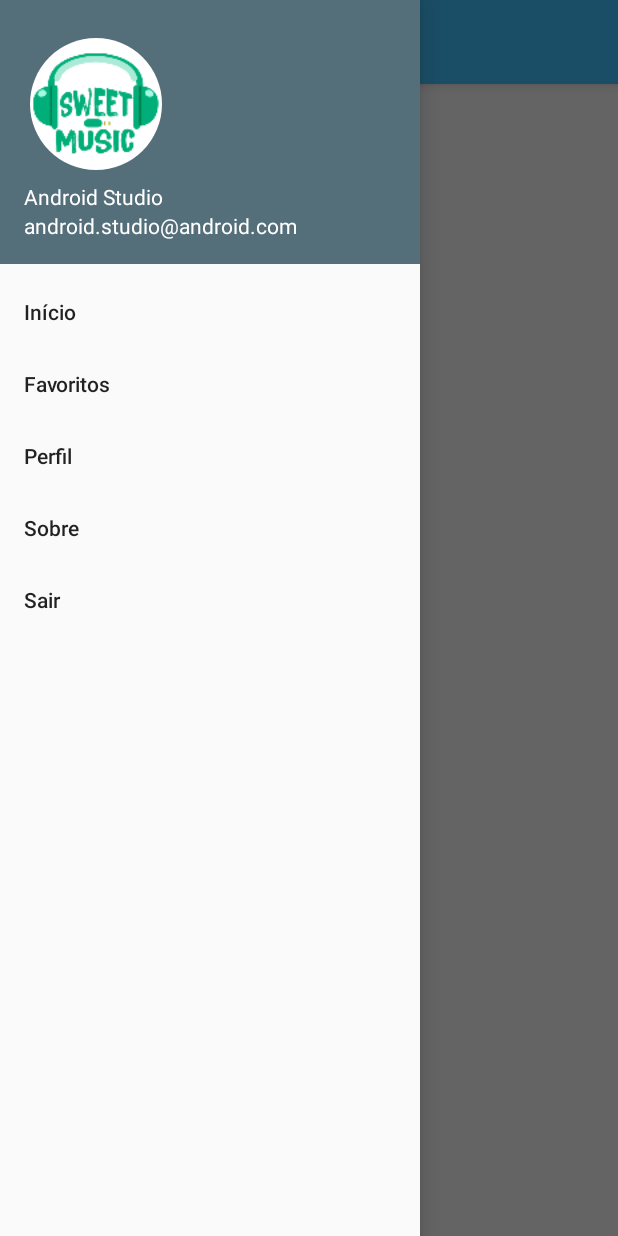
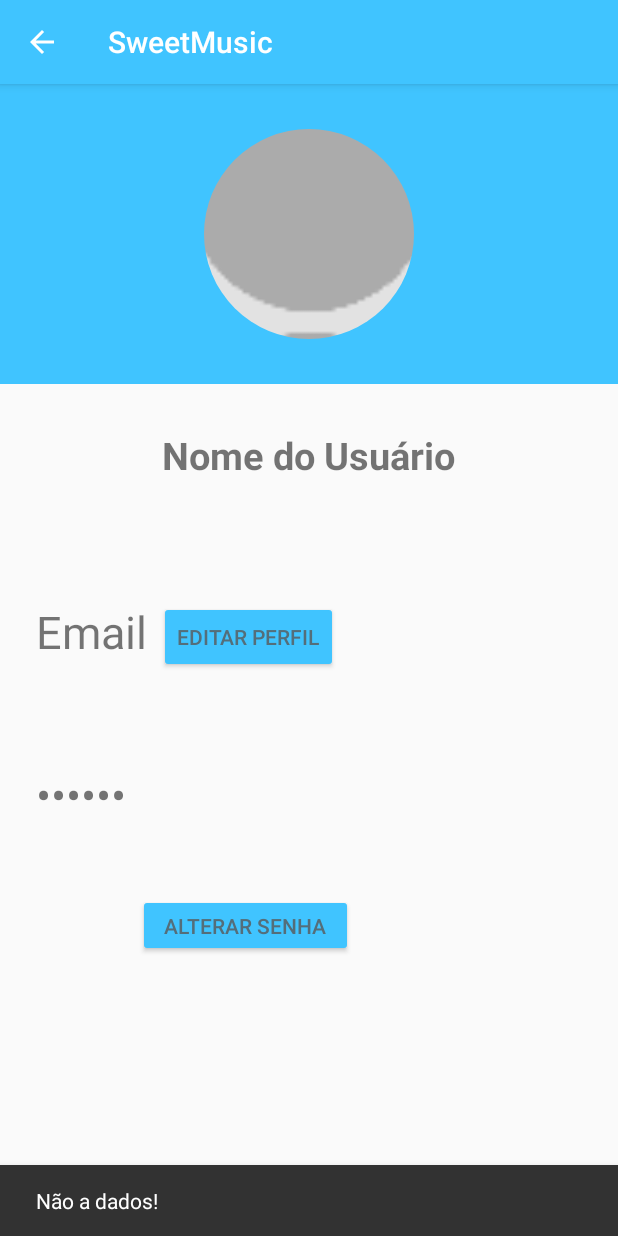
Before and after one commit to sweetmusicapp/SweetMusic, an Android app: the HomeActivity screen opened directly, with no data from a screen before it, after a tap on "Perfil", on a phone screen of 412 x 824 dp. Run offline under Robolectric (Android 15) with nearby library versions, the phone set to English and light mode, and no system bars; our stand-ins replace CircleImageView, navigation-ui; 2 statements that could not run were skipped; 3 other taps on this screen came first.

Commit message:
priveira versão-rafael

```diff
--- a/app/build.gradle
+++ b/app/build.gradle
@@ -32,4 +32,5 @@ dependencies {
     androidTestImplementation 'androidx.test:runner:1.2.0'
     androidTestImplementation 'androidx.test.espresso:espresso-core:3.2.0'
     implementation 'com.google.android.material:material:1.0.0'
+    implementation 'de.hdodenhof:circleimageview:3.0.1'
 }
--- a/app/src/main/java/com/br/sweetmusic/views/HomeActivity.java
+++ b/app/src/main/java/com/br/sweetmusic/views/HomeActivity.java
@@ -72,7 +72,7 @@ public class HomeActivity extends AppCompatActivity implements Comunicador {
                 } else if (id == R.id.nav_favoritos) {
 
                 } else if (id == R.id.nav_perfil) {
-
+                    startActivity(new Intent(HomeActivity.this, PerfilActivity.class));
                 } else if (id == R.id.nav_sobre) {
                     startActivity(new Intent(HomeActivity.this, SobreActivity.class));
                 } else if (id == R.id.nav_sair) {
--- /dev/null
+++ b/app/src/main/java/com/br/sweetmusic/views/PerfilActivity.java
@@ -0,0 +1,78 @@
+package com.br.sweetmusic.views;
+
+import androidx.appcompat.app.AppCompatActivity;
+
+import android.content.Intent;
+import android.net.Uri;
+import android.os.Bundle;
+import android.view.View;
+import android.widget.Button;
+import android.widget.TextView;
+
+import com.br.sweetmusic.R;
+import com.google.android.material.snackbar.Snackbar;
+
+import static com.br.sweetmusic.views.EditarPerfil.EMAIL_KEY;
+import static com.br.sweetmusic.views.EditarPerfil.NOME_KEY;
+
+public class PerfilActivity extends AppCompatActivity {
+    private TextView txtNome;
+    private TextView txtEmail;
+    private TextView txtSenha;
+    private Button btnEditarPerdil;
+    private Button btnAlterarSenha;
+
+
+    @Override
+    protected void onCreate(Bundle savedInstanceState) {
+        super.onCreate(savedInstanceState);
+        setContentView(R.layout.activity_perfil);
+
+        txtNome = findViewById(R.id.txtNomeUsuario);
+        txtEmail = findViewById(R.id.txtNomePerfil);
+        txtSenha = findViewById(R.id.txtSenhaPerfil);
+
+        Intent intent = getIntent();
+
+
+        if (getIntent() != null && intent.getExtras() != null) {
+
+
+            Bundle bundle = intent.getExtras();
+
+            String nome = bundle.getString(NOME_KEY);
+            String telefone = bundle.getString(EMAIL_KEY);
+            txtNome.setText(nome);
+            txtEmail.setText(telefone);
+        } else {
+            Snackbar.make(txtEmail, "Não a dados!", Snackbar.LENGTH_LONG).show();
+        }
+
+
+        btnEditarPerdil.setOnClickListener(new View.OnClickListener() {
+            @Override
+            public void onClick(View view) {
+                startActivity(new Intent(PerfilActivity.this, EditarPerfil.class));
+            }});
+
+        btnAlterarSenha.setOnClickListener(new View.OnClickListener() {
+            @Override
+            public void onClick(View view) {
+                startActivity(new Intent(PerfilActivity.this, AlterarSenha.class));
+            }});
+
+
+        if (getSupportActionBar() != null) {
+            getSupportActionBar().setDisplayHomeAsUpEnabled(true);   //show back button
+        }
+
+
+    }
+
+    @Override
+    public boolean onSupportNavigateUp() {
+        finish();
+        return true;
+    }
+
+}
--- a/app/src/main/java/com/br/sweetmusic/views/login/LoginActivity.java
+++ b/app/src/main/java/com/br/sweetmusic/views/login/LoginActivity.java
@@ -10,7 +10,6 @@ import android.widget.ImageView;
 import android.widget.TextView;
 
 import com.br.sweetmusic.views.HomeActivity;
-import com.br.sweetmusic.views.MainActivity;
 import com.br.sweetmusic.R;
 import com.google.android.material.textfield.TextInputLayout;
 
--- /dev/null
+++ b/app/src/main/res/layout/activity_perfil.xml
@@ -0,0 +1,102 @@
+<?xml version="1.0" encoding="utf-8"?>
+<androidx.constraintlayout.widget.ConstraintLayout xmlns:android="http://schemas.android.com/apk/res/android"
+    xmlns:app="http://schemas.android.com/apk/res-auto"
+    xmlns:tools="http://schemas.android.com/tools"
+    android:layout_width="match_parent"
+    android:layout_height="match_parent"
+    tools:context=".views.PerfilActivity">
+    <LinearLayout
+        android:id="@+id/linearLayout"
+        android:layout_width="match_parent"
+        android:layout_height="200dp"
+        android:background="@color/colorPrimary"
+        app:layout_constraintEnd_toEndOf="parent"
+        app:layout_constraintStart_toStartOf="parent"
+        app:layout_constraintTop_toTopOf="parent">
+
+        <de.hdodenhof.circleimageview.CircleImageView
+            android:layout_width="match_parent"
+            android:layout_height="match_parent"
+            android:layout_margin="30dp"
+
+            android:src="@mipmap/no_photo"
+
+            />
+    </LinearLayout>
+
+    <TextView
+        android:id="@+id/txtNomeUsuario"
+        android:layout_width="wrap_content"
+        android:layout_height="wrap_content"
+        android:layout_marginTop="30dp"
+        android:text="@string/nomeUsuarioDefault"
+        android:textSize="25sp"
+        android:textStyle="bold"
+        app:layout_constraintEnd_toEndOf="parent"
+        app:layout_constraintHorizontal_bias="0.497"
+        app:layout_constraintStart_toStartOf="parent"
+        app:layout_constraintTop_toBottomOf="@+id/linearLayout" />
+
+    <Button
+        android:id="@+id/button_editarPerfil"
+
+
+        style="@style/Base.TextAppearance.AppCompat.Widget.Button.Borderless.Colored"
+        android:layout_width="wrap_content"
+        android:layout_height="wrap_content"
+        android:layout_marginStart="8dp"
+        android:layout_marginLeft="8dp"
+        android:text="Editar Perfil"
+        android:backgroundTint="@color/colorPrimary"
+        android:textColor="@color/colorSecondary"
+        app:layout_constraintEnd_toEndOf="parent"
+        app:layout_constraintHorizontal_bias="0.0"
+        app:layout_constraintStart_toEndOf="@+id/txtNomePerfil"
+        app:layout_constraintTop_toTopOf="@+id/txtNomePerfil" />
+
+    <Button
+        android:id="@+id/button_alterarSenha"
+        style="@style/Base.TextAppearance.AppCompat.Widget.Button.Borderless.Colored"
+        android:layout_width="143dp"
+        android:layout_height="42dp"
+        android:layout_marginStart="8dp"
+        android:layout_marginLeft="8dp"
+        android:layout_marginBottom="100dp"
+        android:backgroundTint="@color/colorPrimary"
+        android:text="Alterar senha"
+        android:textColor="@color/colorSecondary"
+        app:layout_constraintBottom_toBottomOf="parent"
+        app:layout_constraintStart_toEndOf="@+id/txtSenhaPerfil"
+        app:layout_constraintTop_toTopOf="@+id/txtSenhaPerfil" />
+
+    <TextView
+        android:id="@+id/txtNomePerfil"
+        android:layout_width="wrap_content"
+        android:layout_height="wrap_content"
+        android:layout_marginStart="24dp"
+        android:layout_marginLeft="24dp"
+        android:layout_marginTop="80dp"
+        android:text="Email"
+        android:textSize="30sp"
+        app:layout_constraintStart_toStartOf="parent"
+        app:layout_constraintTop_toBottomOf="@+id/txtNomeUsuario" />
+
+    <TextView
+        android:id="@+id/txtSenhaPerfil"
+        android:layout_width="wrap_content"
+        android:layout_height="wrap_content"
+        android:layout_marginStart="24dp"
+        android:layout_marginLeft="24dp"
+        android:layout_marginTop="68dp"
+        android:text="******"
+        android:inputType = "textPassword"
+        android:textSize="30sp"
+        app:layout_constraintBottom_toBottomOf="parent"
+        app:layout_constraintStart_toStartOf="parent"
+        app:layout_constraintTop_toBottomOf="@+id/txtNomePerfil"
+        app:layout_constraintVertical_bias="0.0" />
+
+    />
+
+
+</androidx.constraintlayout.widget.ConstraintLayout>
--- a/app/src/main/res/values/strings.xml
+++ b/app/src/main/res/values/strings.xml
@@ -23,5 +23,7 @@
     <string name="menu_share">Share</string>
     <string name="menu_send">Send</string>
     <string name="title_activity_sobre">Sobre</string>
+    <string name="hintNomeTextInput">Nome</string>
+    <string name="nomeUsuarioDefault">Nome do Usuário</string>
 
 </resources>
```
Also changed, not shown: app/src/main/AndroidManifest.xml (+7 -4 lines), app/src/main/java/com/br/sweetmusic/views/AlterarSenha.java (added, +99 -0 lines), app/src/main/java/com/br/sweetmusic/views/EditarPerfil.java (added, +125 -0 lines), app/src/main/res/layout/activity_alterar_senha.xml (added, +86 -0 lines), app/src/main/res/layout/activity_editar_perfil.xml (added, +76 -0 lines), app/src/main/res/mipmap-hdpi/no_photo.png (added), app/src/main/res/mipmap-mdpi/no_photo.png (added), app/src/main/res/mipmap-xhdpi/no_photo.png (added), app/src/main/res/mipmap-xxhdpi/no_photo.png (added), app/src/main/res/mipmap-xxxhdpi/no_photo.png (added), build.gradle (line endings or trailing spaces).
